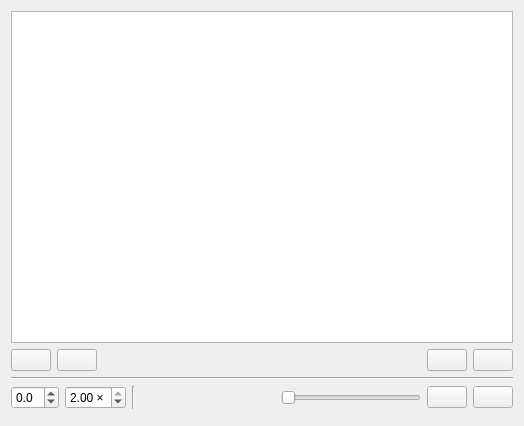
Qt form src/AttachmentView/IndexedFileAttachmentView/AudioAttachmentView/audioattachmentview.ui (pasbi/CAN) before a commit.
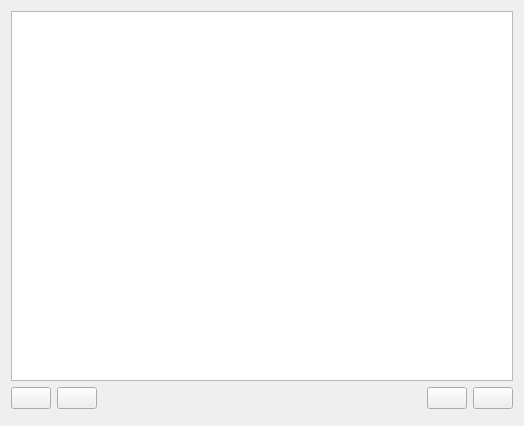
The same form after that commit. Icons and pictures are not drawn. Custom widgets are drawn as their Qt base class.

Commit message: improved audio stuff. volume and sections are disabled so far

What changed in the file:
```diff
--- a/src/AttachmentView/IndexedFileAttachmentView/AudioAttachmentView/audioattachmentview.ui
+++ b/src/AttachmentView/IndexedFileAttachmentView/AudioAttachmentView/audioattachmentview.ui
@@ -110,143 +110,17 @@
     </layout>
    </item>
    <item>
-    <widget class="Line" name="line">
-     <property name="orientation">
-      <enum>Qt::Horizontal</enum>
-     </property>
-    </widget>
-   </item>
-   <item>
-    <layout class="QHBoxLayout" name="horizontalLayout">
-     <item>
-      <widget class="QDoubleSpinBox" name="doubleSpinBoxPitch">
-       <property name="toolTip">
-        <string>Adjust pitch in semi tones.</string>
-       </property>
-       <property name="suffix">
-        <string/>
-       </property>
-       <property name="decimals">
-        <number>1</number>
-       </property>
-       <property name="minimum">
-        <double>-9.000000000000000</double>
-       </property>
-       <property name="maximum">
-        <double>9.000000000000000</double>
-       </property>
-      </widget>
-     </item>
-     <item>
-      <widget class="QDoubleSpinBox" name="doubleSpinBoxTempo">
-       <property name="toolTip">
-        <string>Adjust tempo</string>
-       </property>
-       <property name="suffix">
-        <string notr="true"> ×</string>
-       </property>
-       <property name="minimum">
-        <double>0.350000000000000</double>
-       </property>
-       <property name="maximum">
-        <double>2.000000000000000</double>
-       </property>
-       <property name="singleStep">
-        <double>0.050000000000000</double>
-       </property>
-       <property name="value">
-        <double>2.000000000000000</double>
-       </property>
-      </widget>
-     </item>
-     <item>
-      <widget class="Line" name="line_3">
-       <property name="orientation">
-        <enum>Qt::Vertical</enum>
-       </property>
-      </widget>
-     </item>
-     <item>
-      <spacer name="horizontalSpacer_2">
-       <property name="orientation">
-        <enum>Qt::Horizontal</enum>
-       </property>
-       <property name="sizeHint" stdset="0">
-        <size>
-         <width>40</width>
-         <height>20</height>
-        </size>
-       </property>
-      </spacer>
-     </item>
-     <item>
-      <widget class="VolumeSlider" name="volumeSlider">
-       <property name="orientation">
-        <enum>Qt::Horizontal</enum>
-       </property>
-      </widget>
-     </item>
-     <item>
-      <widget class="QPushButton" name="pushButtonPlayPause">
-       <property name="focusPolicy">
-        <enum>Qt::NoFocus</enum>
-       </property>
-       <property name="toolTip">
-        <string>Play or pause current song.</string>
-       </property>
-       <property name="text">
-        <string/>
-       </property>
-       <property name="icon">
-        <iconset resource="../../../ressources.qrc">
-         <normaloff>:/icons/icons/1411738411_519570-066_Play-128.png</normaloff>
-         <normalon>:/icons/icons/1411738419_519571-067_Pause-128.png</normalon>:/icons/icons/1411738411_519570-066_Play-128.png</iconset>
-       </property>
-       <property name="shortcut">
-        <string>Space</string>
-       </property>
-       <property name="checkable">
-        <bool>true</bool>
-       </property>
-      </widget>
-     </item>
-     <item>
-      <widget class="QPushButton" name="pushButtonStop">
-       <property name="toolTip">
-        <string>Stop current song.</string>
-       </property>
-       <property name="text">
-        <string/>
-       </property>
-       <property name="icon">
-        <iconset resource="../../../ressources.qrc">
-         <normaloff>:/icons/icons/1411738429_icon-stop-128.png</normaloff>:/icons/icons/1411738429_icon-stop-128.png</iconset>
-       </property>
-      </widget>
-     </item>
-    </layout>
-   </item>
-   <item>
-    <widget class="AudioSlider" name="slider" native="true">
-     <property name="toolTip">
-      <string>Seek position in song.</string>
-     </property>
-    </widget>
+    <widget class="PlayerWidget" name="playerWidget" native="true"/>
    </item>
   </layout>
  </widget>
  <customwidgets>
   <customwidget>
-   <class>AudioSlider</class>
+   <class>PlayerWidget</class>
    <extends>QWidget</extends>
-   <header>AttachmentView/IndexedFileAttachmentView/AudioAttachmentView/audioslider.h</header>
+   <header>playerwidget.h</header>
    <container>1</container>
   </customwidget>
-  <customwidget>
-   <class>VolumeSlider</class>
-   <extends>QSlider</extends>
-   <header>AttachmentView/IndexedFileAttachmentView/AudioAttachmentView/volumeslider.h</header>
-  </customwidget>
  </customwidgets>
  <resources>
   <include location="../../../ressources.qrc"/>
```
The commit also changes 13 other files.
